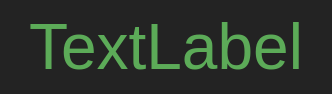
Old version of the form mainwindow.ui in the repository postman721/Digital_clock_c.
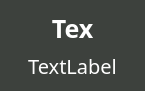
New version of the form.

Diff of the .ui file:
```diff
--- a/mainwindow.ui
+++ b/mainwindow.ui
@@ -6,8 +6,8 @@
    <rect>
     <x>0</x>
     <y>0</y>
-    <width>332</width>
-    <height>92</height>
+    <width>145</width>
+    <height>82</height>
    </rect>
   </property>
   <property name="sizePolicy">
@@ -20,7 +20,7 @@
    <string>MainWindow</string>
   </property>
   <property name="styleSheet">
-   <string notr="true">QMainWindow#MainWindow{background-color: #232323;}</string>
+   <string notr="true">QMainWindow#MainWindow{background-color: #3d413d;}</string>
   </property>
   <widget class="QWidget" name="centralWidget">
    <property name="sizePolicy">
@@ -29,14 +29,20 @@
      <verstretch>0</verstretch>
     </sizepolicy>
    </property>
+   <property name="font">
+    <font>
+     <family>Source Code Pro</family>
+     <pointsize>6</pointsize>
+    </font>
+   </property>
    <property name="styleSheet">
     <string notr="true"/>
    </property>
-   <layout class="QHBoxLayout" name="horizontalLayout">
+   <layout class="QVBoxLayout" name="verticalLayout">
     <item>
      <widget class="QLabel" name="time">
       <property name="sizePolicy">
-       <sizepolicy hsizetype="Fixed" vsizetype="Fixed">
+       <sizepolicy hsizetype="Preferred" vsizetype="Preferred">
         <horstretch>0</horstretch>
         <verstretch>0</verstretch>
        </sizepolicy>
@@ -47,63 +53,63 @@
          <colorrole role="WindowText">
           <brush brushstyle="SolidPattern">
            <color alpha="255">
-            <red>92</red>
-            <green>171</green>
-            <blue>88</blue>
+            <red>255</red>
+            <green>255</green>
+            <blue>255</blue>
            </color>
           </brush>
          </colorrole>
          <colorrole role="Button">
           <brush brushstyle="SolidPattern">
            <color alpha="255">
-            <red>239</red>
-            <green>239</green>
-            <blue>239</blue>
+            <red>61</red>
+            <green>65</green>
+            <blue>61</blue>
            </color>
           </brush>
          </colorrole>
          <colorrole role="Light">
           <brush brushstyle="SolidPattern">
            <color alpha="255">
-            <red>255</red>
-            <green>255</green>
-            <blue>255</blue>
+            <red>91</red>
+            <green>97</green>
+            <blue>91</blue>
            </color>
           </brush>
          </colorrole>
          <colorrole role="Midlight">
           <brush brushstyle="SolidPattern">
            <color alpha="255">
-            <red>247</red>
-            <green>247</green>
-            <blue>247</blue>
+            <red>76</red>
+            <green>81</green>
+            <blue>76</blue>
            </color>
           </brush>
          </colorrole>
          <colorrole role="Dark">
           <brush brushstyle="SolidPattern">
            <color alpha="255">
-            <red>119</red>
-            <green>119</green>
-            <blue>119</blue>
+            <red>30</red>
+            <green>32</green>
+            <blue>30</blue>
            </color>
           </brush>
          </colorrole>
          <colorrole role="Mid">
           <brush brushstyle="SolidPattern">
            <color alpha="255">
-            <red>159</red>
-            <green>159</green>
-            <blue>159</blue>
+            <red>40</red>
+            <green>43</green>
+            <blue>40</blue>
            </color>
           </brush>
          </colorrole>
          <colorrole role="Text">
           <brush brushstyle="SolidPattern">
            <color alpha="255">
-            <red>0</red>
-            <green>0</green>
-            <blue>0</blue>
+            <red>255</red>
+            <green>255</green>
+            <blue>255</blue>
            </color>
           </brush>
          </colorrole>
@@ -119,27 +125,27 @@
          <colorrole role="ButtonText">
           <brush brushstyle="SolidPattern">
            <color alpha="255">
-            <red>0</red>
-            <green>0</green>
-            <blue>0</blue>
+            <red>255</red>
+            <green>255</green>
+            <blue>255</blue>
            </color>
           </brush>
          </colorrole>
          <colorrole role="Base">
           <brush brushstyle="SolidPattern">
            <color alpha="255">
-            <red>255</red>
-            <green>255</green>
-            <blue>255</blue>
+            <red>0</red>
+            <green>0</green>
+            <blue>0</blue>
            </color>
           </brush>
          </colorrole>
          <colorrole role="Window">
           <brush brushstyle="SolidPattern">
            <color alpha="255">
-            <red>239</red>
-            <green>239</green>
-            <blue>239</blue>
+            <red>61</red>
+            <green>65</green>
+            <blue>61</blue>
            </color>
           </brush>
          </colorrole>
@@ -155,9 +161,9 @@
          <colorrole role="AlternateBase">
           <brush brushstyle="SolidPattern">
            <color alpha="255">
-            <red>247</red>
-            <green>247</green>
-            <blue>247</blue>
+            <red>30</red>
+            <green>32</green>
+            <blue>30</blue>
            </color>
           </brush>
          </colorrole>
@@ -184,66 +190,380 @@
          <colorrole role="WindowText">
           <brush brushstyle="SolidPattern">
            <color alpha="255">
-            <red>92</red>
-            <green>171</green>
-            <blue>88</blue>
+            <red>255</red>
+            <green>255</green>
+            <blue>255</blue>
            </color>
           </brush>
          </colorrole>
          <colorrole role="Button">
           <brush brushstyle="SolidPattern">
            <color alpha="255">
-            <red>239</red>
-            <green>239</green>
-            <blue>239</blue>
+            <red>61</red>
+            <green>65</green>
+            <blue>61</blue>
            </color>
           </brush>
          </colorrole>
          <colorrole role="Light">
           <brush brushstyle="SolidPattern">
            <color alpha="255">
+            <red>91</red>
+            <green>97</green>
+            <blue>91</blue>
+           </color>
+          </brush>
+         </colorrole>
+         <colorrole role="Midlight">
+          <brush brushstyle="SolidPattern">
+           <color alpha="255">
+            <red>76</red>
+            <green>81</green>
+            <blue>76</blue>
+           </color>
+          </brush>
+         </colorrole>
+         <colorrole role="Dark">
+          <brush brushstyle="SolidPattern">
+           <color alpha="255">
+            <red>30</red>
+            <green>32</green>
+            <blue>30</blue>
+           </color>
+          </brush>
+         </colorrole>
+         <colorrole role="Mid">
+          <brush brushstyle="SolidPattern">
+           <color alpha="255">
+            <red>40</red>
+            <green>43</green>
+            <blue>40</blue>
+           </color>
+          </brush>
+         </colorrole>
+         <colorrole role="Text">
+          <brush brushstyle="SolidPattern">
+           <color alpha="255">
             <red>255</red>
             <green>255</green>
             <blue>255</blue>
            </color>
           </brush>
          </colorrole>
+         <colorrole role="BrightText">
+          <brush brushstyle="SolidPattern">
+           <color alpha="255">
+            <red>255</red>
+            <green>255</green>
+            <blue>255</blue>
+           </color>
+          </brush>
+         </colorrole>
+         <colorrole role="ButtonText">
+          <brush brushstyle="SolidPattern">
+           <color alpha="255">
+            <red>255</red>
+            <green>255</green>
+            <blue>255</blue>
+           </color>
+          </brush>
+         </colorrole>
+         <colorrole role="Base">
+          <brush brushstyle="SolidPattern">
+           <color alpha="255">
+            <red>0</red>
+            <green>0</green>
+            <blue>0</blue>
+           </color>
+          </brush>
+         </colorrole>
+         <colorrole role="Window">
+          <brush brushstyle="SolidPattern">
+           <color alpha="255">
+            <red>61</red>
+            <green>65</green>
+            <blue>61</blue>
+           </color>
+          </brush>
+         </colorrole>
+         <colorrole role="Shadow">
+          <brush brushstyle="SolidPattern">
+           <color alpha="255">
+            <red>0</red>
+            <green>0</green>
+            <blue>0</blue>
+           </color>
+          </brush>
+         </colorrole>
+         <colorrole role="AlternateBase">
+          <brush brushstyle="SolidPattern">
+           <color alpha="255">
+            <red>30</red>
+            <green>32</green>
+            <blue>30</blue>
+           </color>
+          </brush>
+         </colorrole>
+         <colorrole role="ToolTipBase">
+          <brush brushstyle="SolidPattern">
+           <color alpha="255">
+            <red>255</red>
+            <green>255</green>
+            <blue>220</blue>
+           </color>
+          </brush>
+         </colorrole>
+         <colorrole role="ToolTipText">
+          <brush brushstyle="SolidPattern">
+           <color alpha="255">
+            <red>0</red>
+            <green>0</green>
+            <blue>0</blue>
+           </color>
+          </brush>
+         </colorrole>
+        </inactive>
+        <disabled>
+         <colorrole role="WindowText">
+          <brush brushstyle="SolidPattern">
+           <color alpha="255">
+            <red>30</red>
+            <green>32</green>
+            <blue>30</blue>
+           </color>
+          </brush>
+         </colorrole>
+         <colorrole role="Button">
+          <brush brushstyle="SolidPattern">
+           <color alpha="255">
+            <red>61</red>
+            <green>65</green>
+            <blue>61</blue>
+           </color>
+          </brush>
+         </colorrole>
+         <colorrole role="Light">
+          <brush brushstyle="SolidPattern">
+           <color alpha="255">
+            <red>91</red>
+            <green>97</green>
+            <blue>91</blue>
+           </color>
+          </brush>
+         </colorrole>
          <colorrole role="Midlight">
           <brush brushstyle="SolidPattern">
            <color alpha="255">
-            <red>247</red>
-            <green>247</green>
-            <blue>247</blue>
+            <red>76</red>
+            <green>81</green>
+            <blue>76</blue>
            </color>
           </brush>
          </colorrole>
          <colorrole role="Dark">
           <brush brushstyle="SolidPattern">
            <color alpha="255">
-            <red>119</red>
-            <green>119</green>
-            <blue>119</blue>
+            <red>30</red>
+            <green>32</green>
+            <blue>30</blue>
            </color>
           </brush>
          </colorrole>
          <colorrole role="Mid">
           <brush brushstyle="SolidPattern">
            <color alpha="255">
-            <red>159</red>
-            <green>159</green>
-            <blue>159</blue>
+            <red>40</red>
+            <green>43</green>
+            <blue>40</blue>
            </color>
           </brush>
          </colorrole>
          <colorrole role="Text">
           <brush brushstyle="SolidPattern">
            <color alpha="255">
+            <red>30</red>
+            <green>32</green>
+            <blue>30</blue>
+           </color>
+          </brush>
+         </colorrole>
+         <colorrole role="BrightText">
+          <brush brushstyle="SolidPattern">
+           <color alpha="255">
+            <red>255</red>
+            <green>255</green>
+            <blue>255</blue>
+           </color>
+          </brush>
+         </colorrole>
+         <colorrole role="ButtonText">
+          <brush brushstyle="SolidPattern">
+           <color alpha="255">
+            <red>30</red>
+            <green>32</green>
+            <blue>30</blue>
+           </color>
+          </brush>
+         </colorrole>
+         <colorrole role="Base">
+          <brush brushstyle="SolidPattern">
+           <color alpha="255">
+            <red>61</red>
+            <green>65</green>
+            <blue>61</blue>
+           </color>
+          </brush>
+         </colorrole>
+         <colorrole role="Window">
+          <brush brushstyle="SolidPattern">
+           <color alpha="255">
+            <red>61</red>
+            <green>65</green>
+            <blue>61</blue>
+           </color>
+          </brush>
+         </colorrole>
+         <colorrole role="Shadow">
+          <brush brushstyle="SolidPattern">
+           <color alpha="255">
             <red>0</red>
             <green>0</green>
             <blue>0</blue>
            </color>
           </brush>
          </colorrole>
+         <colorrole role="AlternateBase">
+          <brush brushstyle="SolidPattern">
+           <color alpha="255">
+            <red>61</red>
+            <green>65</green>
+            <blue>61</blue>
+           </color>
+          </brush>
+         </colorrole>
+         <colorrole role="ToolTipBase">
+          <brush brushstyle="SolidPattern">
+           <color alpha="255">
+            <red>255</red>
+            <green>255</green>
+            <blue>220</blue>
+           </color>
+          </brush>
+         </colorrole>
+         <colorrole role="ToolTipText">
+          <brush brushstyle="SolidPattern">
+           <color alpha="255">
+            <red>0</red>
+            <green>0</green>
+            <blue>0</blue>
+           </color>
+          </brush>
+         </colorrole>
+        </disabled>
+       </palette>
+      </property>
+      <property name="font">
+       <font>
+        <family>Source Code Pro</family>
+        <pointsize>19</pointsize>
+        <weight>75</weight>
+        <bold>true</bold>
+       </font>
+      </property>
+      <property name="contextMenuPolicy">
+       <enum>Qt::NoContextMenu</enum>
+      </property>
+      <property name="layoutDirection">
+       <enum>Qt::LeftToRight</enum>
+      </property>
+      <property name="styleSheet">
+       <string notr="true"/>
+      </property>
+      <property name="frameShape">
+       <enum>QFrame::NoFrame</enum>
+      </property>
+      <property name="frameShadow">
+       <enum>QFrame::Sunken</enum>
+      </property>
+      <property name="lineWidth">
+       <number>4</number>
+      </property>
+      <property name="text">
+       <string>Tex</string>
+      </property>
+      <property name="alignment">
+       <set>Qt::AlignHCenter|Qt::AlignTop</set>
+      </property>
+     </widget>
+    </item>
+    <item>
+     <widget class="QLabel" name="label">
+      <property name="palette">
+       <palette>
+        <active>
+         <colorrole role="WindowText">
+          <brush brushstyle="SolidPattern">
+           <color alpha="255">
+            <red>255</red>
+            <green>255</green>
+            <blue>255</blue>
+           </color>
+          </brush>
+         </colorrole>
+         <colorrole role="Button">
+          <brush brushstyle="SolidPattern">
+           <color alpha="255">
+            <red>39</red>
+            <green>39</green>
+            <blue>39</blue>
+           </color>
+          </brush>
+         </colorrole>
+         <colorrole role="Light">
+          <brush brushstyle="SolidPattern">
+           <color alpha="255">
+            <red>58</red>
+            <green>58</green>
+            <blue>58</blue>
+           </color>
+          </brush>
+         </colorrole>
+         <colorrole role="Midlight">
+          <brush brushstyle="SolidPattern">
+           <color alpha="255">
+            <red>48</red>
+            <green>48</green>
+            <blue>48</blue>
+           </color>
+          </brush>
+         </colorrole>
+         <colorrole role="Dark">
+          <brush brushstyle="SolidPattern">
+           <color alpha="255">
+            <red>19</red>
+            <green>19</green>
+            <blue>19</blue>
+           </color>
+          </brush>
+         </colorrole>
+         <colorrole role="Mid">
+          <brush brushstyle="SolidPattern">
+           <color alpha="255">
+            <red>26</red>
+            <green>26</green>
+            <blue>26</blue>
+           </color>
+          </brush>
+         </colorrole>
+         <colorrole role="Text">
+          <brush brushstyle="SolidPattern">
+           <color alpha="255">
+            <red>255</red>
+            <green>255</green>
+            <blue>255</blue>
+           </color>
+          </brush>
+         </colorrole>
          <colorrole role="BrightText">
           <brush brushstyle="SolidPattern">
            <color alpha="255">
@@ -256,27 +576,164 @@
          <colorrole role="ButtonText">
           <brush brushstyle="SolidPattern">
            <color alpha="255">
+            <red>255</red>
+            <green>255</green>
+            <blue>255</blue>
+           </color>
+          </brush>
+         </colorrole>
+         <colorrole role="Base">
+          <brush brushstyle="SolidPattern">
+           <color alpha="255">
             <red>0</red>
             <green>0</green>
             <blue>0</blue>
            </color>
           </brush>
          </colorrole>
-         <colorrole role="Base">
+         <colorrole role="Window">
           <brush brushstyle="SolidPattern">
            <color alpha="255">
+            <red>39</red>
+            <green>39</green>
+            <blue>39</blue>
+           </color>
+          </brush>
+         </colorrole>
+         <colorrole role="Shadow">
+          <brush brushstyle="SolidPattern">
+           <color alpha="255">
+            <red>0</red>
+            <green>0</green>
+            <blue>0</blue>
+           </color>
+          </brush>
+         </colorrole>
+         <colorrole role="AlternateBase">
+          <brush brushstyle="SolidPattern">
+           <color alpha="255">
+            <red>19</red>
+            <green>19</green>
+            <blue>19</blue>
+           </color>
+          </brush>
+         </colorrole>
+         <colorrole role="ToolTipBase">
+          <brush brushstyle="SolidPattern">
+           <color alpha="255">
             <red>255</red>
             <green>255</green>
+            <blue>220</blue>
+           </color>
+          </brush>
+         </colorrole>
+         <colorrole role="ToolTipText">
+          <brush brushstyle="SolidPattern">
+           <color alpha="255">
+            <red>0</red>
+            <green>0</green>
+            <blue>0</blue>
+           </color>
+          </brush>
+         </colorrole>
+        </active>
+        <inactive>
+         <colorrole role="WindowText">
+          <brush brushstyle="SolidPattern">
+           <color alpha="255">
+            <red>255</red>
+            <green>255</green>
             <blue>255</blue>
            </color>
           </brush>
          </colorrole>
+         <colorrole role="Button">
+          <brush brushstyle="SolidPattern">
+           <color alpha="255">
+            <red>39</red>
+            <green>39</green>
+            <blue>39</blue>
+           </color>
+          </brush>
+         </colorrole>
+         <colorrole role="Light">
+          <brush brushstyle="SolidPattern">
+           <color alpha="255">
+            <red>58</red>
+            <green>58</green>
+            <blue>58</blue>
+           </color>
+          </brush>
+         </colorrole>
+         <colorrole role="Midlight">
+          <brush brushstyle="SolidPattern">
+           <color alpha="255">
+            <red>48</red>
+            <green>48</green>
+            <blue>48</blue>
+           </color>
+          </brush>
+         </colorrole>
+         <colorrole role="Dark">
+          <brush brushstyle="SolidPattern">
+           <color alpha="255">
+            <red>19</red>
+            <green>19</green>
+            <blue>19</blue>
+           </color>
+          </brush>
+         </colorrole>
+         <colorrole role="Mid">
+          <brush brushstyle="SolidPattern">
+           <color alpha="255">
+            <red>26</red>
+            <green>26</green>
+            <blue>26</blue>
+           </color>
+          </brush>
+         </colorrole>
+         <colorrole role="Text">
+          <brush brushstyle="SolidPattern">
+           <color alpha="255">
+            <red>255</red>
+            <green>255</green>
+            <blue>255</blue>
+           </color>
+          </brush>
+         </colorrole>
+         <colorrole role="BrightText">
+          <brush brushstyle="SolidPattern">
+           <color alpha="255">
+            <red>255</red>
+            <green>255</green>
+            <blue>255</blue>
+           </color>
+          </brush>
+         </colorrole>
+         <colorrole role="ButtonText">
+          <brush brushstyle="SolidPattern">
+           <color alpha="255">
+            <red>255</red>
+            <green>255</green>
+            <blue>255</blue>
+           </color>
+          </brush>
+         </colorrole>
+         <colorrole role="Base">
+          <brush brushstyle="SolidPattern">
+           <color alpha="255">
+            <red>0</red>
+            <green>0</green>
+            <blue>0</blue>
+           </color>
+          </brush>
+         </colorrole>
          <colorrole role="Window">
           <brush brushstyle="SolidPattern">
            <color alpha="255">
-            <red>239</red>
-            <green>239</green>
-            <blue>239</blue>
+            <red>39</red>
+            <green>39</green>
+            <blue>39</blue>
            </color>
           </brush>
          </colorrole>
@@ -292,9 +749,9 @@
          <colorrole role="AlternateBase">
           <brush brushstyle="SolidPattern">
            <color alpha="255">
-            <red>247</red>
-            <green>247</green>
-            <blue>247</blue>
+            <red>19</red>
+            <green>19</green>
+            <blue>19</blue>
            </color>
           </brush>
          </colorrole>
@@ -321,63 +778,63 @@
          <colorrole role="WindowText">
           <brush brushstyle="SolidPattern">
            <color alpha="255">
-            <red>119</red>
-            <green>119</green>
-            <blue>119</blue>
+            <red>19</red>
+            <green>19</green>
+            <blue>19</blue>
            </color>
           </brush>
          </colorrole>
          <colorrole role="Button">
           <brush brushstyle="SolidPattern">
            <color alpha="255">
-            <red>239</red>
-            <green>239</green>
-            <blue>239</blue>
+            <red>39</red>
+            <green>39</green>
+            <blue>39</blue>
            </color>
           </brush>
          </colorrole>
          <colorrole role="Light">
           <brush brushstyle="SolidPattern">
            <color alpha="255">
-            <red>255</red>
-            <green>255</green>
-            <blue>255</blue>
+            <red>58</red>
+            <green>58</green>
+            <blue>58</blue>
            </color>
           </brush>
          </colorrole>
          <colorrole role="Midlight">
           <brush brushstyle="SolidPattern">
            <color alpha="255">
-            <red>247</red>
-            <green>247</green>
-            <blue>247</blue>
+            <red>48</red>
+            <green>48</green>
+            <blue>48</blue>
            </color>
           </brush>
          </colorrole>
          <colorrole role="Dark">
           <brush brushstyle="SolidPattern">
            <color alpha="255">
-            <red>119</red>
-            <green>119</green>
-            <blue>119</blue>
+            <red>19</red>
+            <green>19</green>
+            <blue>19</blue>
            </color>
           </brush>
          </colorrole>
          <colorrole role="Mid">
           <brush brushstyle="SolidPattern">
            <color alpha="255">
-            <red>159</red>
-            <green>159</green>
-            <blue>159</blue>
+            <red>26</red>
+            <green>26</green>
+            <blue>26</blue>
            </color>
           </brush>
          </colorrole>
          <colorrole role="Text">
           <brush brushstyle="SolidPattern">
            <color alpha="255">
-            <red>119</red>
-            <green>119</green>
-            <blue>119</blue>
+            <red>19</red>
+            <green>19</green>
+            <blue>19</blue>
            </color>
           </brush>
          </colorrole>
@@ -393,27 +850,27 @@
          <colorrole role="ButtonText">
           <brush brushstyle="SolidPattern">
            <color alpha="255">
-            <red>119</red>
-            <green>119</green>
-            <blue>119</blue>
+            <red>19</red>
+            <green>19</green>
+            <blue>19</blue>
            </color>
           </brush>
          </colorrole>
          <colorrole role="Base">
           <brush brushstyle="SolidPattern">
            <color alpha="255">
-            <red>239</red>
-            <green>239</green>
-            <blue>239</blue>
+            <red>39</red>
+            <green>39</green>
+            <blue>39</blue>
            </color>
           </brush>
          </colorrole>
          <colorrole role="Window">
           <brush brushstyle="SolidPattern">
            <color alpha="255">
-            <red>239</red>
-            <green>239</green>
-            <blue>239</blue>
+            <red>39</red>
+            <green>39</green>
+            <blue>39</blue>
            </color>
           </brush>
          </colorrole>
@@ -429,9 +886,9 @@
          <colorrole role="AlternateBase">
           <brush brushstyle="SolidPattern">
            <color alpha="255">
-            <red>239</red>
-            <green>239</green>
-            <blue>239</blue>
+            <red>39</red>
+            <green>39</green>
+            <blue>39</blue>
            </color>
           </brush>
          </colorrole>
@@ -458,7 +915,8 @@
       </property>
       <property name="font">
        <font>
-        <pointsize>48</pointsize>
+        <family>Source Code Pro</family>
+        <pointsize>15</pointsize>
        </font>
       </property>
       <property name="styleSheet">
@@ -467,6 +925,9 @@
       <property name="text">
        <string>TextLabel</string>
       </property>
+      <property name="alignment">
+       <set>Qt::AlignBottom|Qt::AlignHCenter</set>
+      </property>
      </widget>
     </item>
    </layout>
```
